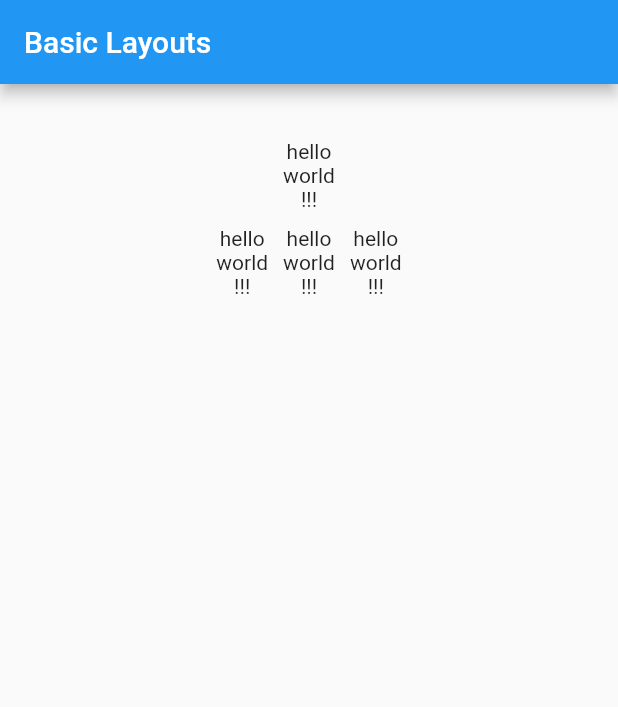
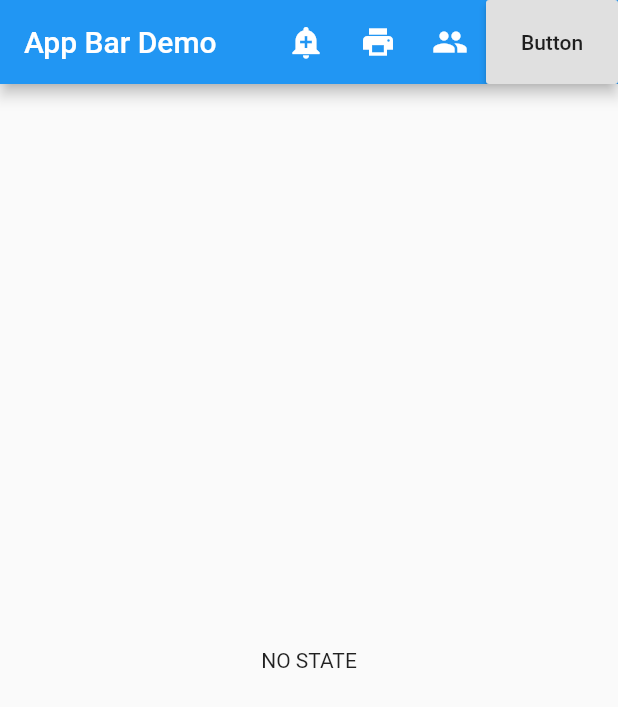
Before and after one commit to brianwoo/flutter_tutorial, a Flutter app: the screen it shows after launch, on a phone screen of 412 x 824 dp. Shown: the top 707 px of the screen. Run offline on Flutter 3.47's test engine with Material 2 defaults, Android fonts, the phone set to English and light mode, and no system bars.

Commit message:
Finished Flutter 23 lesson.  Switched main to flutter23.dart

```diff
--- /dev/null
+++ b/lib/flutter23.dart
@@ -0,0 +1,62 @@
+import 'package:flutter/material.dart';
+
+
+void main() => runApp(new MyApp());
+
+// Will not change
+class MyApp extends StatefulWidget
+{
+  @override
+  _MyAppState createState() => new _MyAppState();
+}
+
+
+
+
+// Will change
+class _MyAppState extends State<MyApp>
+{
+  String _title = "App Bar Demo";
+  String _myState = 'NO STATE';
+
+  void _pressed(String message)
+  {
+    // HAVE TO USE setState() to change the state!  Can't just change the _myState
+    setState(() {
+      _myState = message;
+    });
+
+    // WRONG
+    //_myState = message;
+    print(message);
+
+  }
+
+
+
+  @override
+  Widget build(BuildContext context) {
+    return new MaterialApp(
+      title: _title,
+      home: new Scaffold(
+        appBar: new AppBar(
+          title: new Text(_title),
+          actions: <Widget>[
+            new IconButton(icon: new Icon(Icons.add_alert), onPressed: () { _pressed("Alert pressed"); }),
+            new IconButton(icon: new Icon(Icons.print), onPressed: () { _pressed("Print pressed"); }),
+            new IconButton(icon: new Icon(Icons.people), onPressed: () { _pressed("People pressed"); }),
+            new RaisedButton(child: new Text("Button"), onPressed: () {_pressed("BOOM!!!");})
+          ]
+        ),
+        body: new Container(
+          padding: const EdgeInsets.all(32.0),
+          child: new Center(
+            child: new Text(_myState)
+          )
+        )
+      ),
+    );
+  }
+
+
+}
--- a/lib/main.dart
+++ b/lib/main.dart
@@ -2,7 +2,7 @@ import 'package:flutter/material.dart';
 import 'hello.dart';
 
 
-void main() {
+void main1() {
   runApp(
     new Center(
       child: new MyApp(),
```
